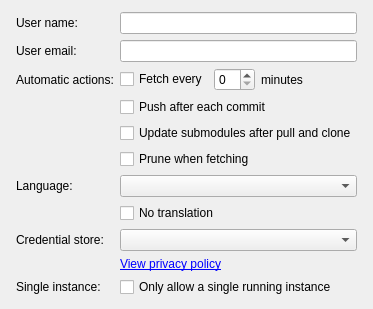
Above: src/dialogs/GeneralPanel.ui from AHSauge/Pawmmit before the change. Below: the same form after it.
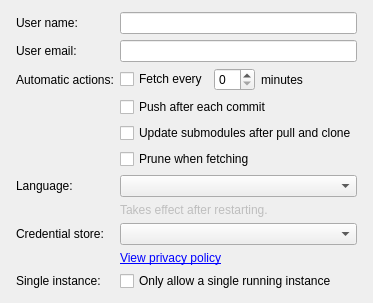
That is the form after the change.

Commit message:
Improve usability changing language
 - Drop the no translate option and rely on system default
 - Translate the drop down
 - Replace 'Language' with an icon in the initial dialog

Patch:
```diff
--- a/src/dialogs/GeneralPanel.ui
+++ b/src/dialogs/GeneralPanel.ui
@@ -113,9 +113,12 @@
       <widget class="QComboBox" name="mLanguages"/>
      </item>
      <item row="7" column="1">
-      <widget class="QCheckBox" name="mNoTranslation">
+      <widget class="QLabel" name="mLanguageHint">
+       <property name="enabled">
+        <bool>false</bool>
+       </property>
        <property name="text">
-        <string>No translation</string>
+        <string>Takes effect after restarting.</string>
        </property>
       </widget>
      </item>
```
The commit also changes 13 other files.
